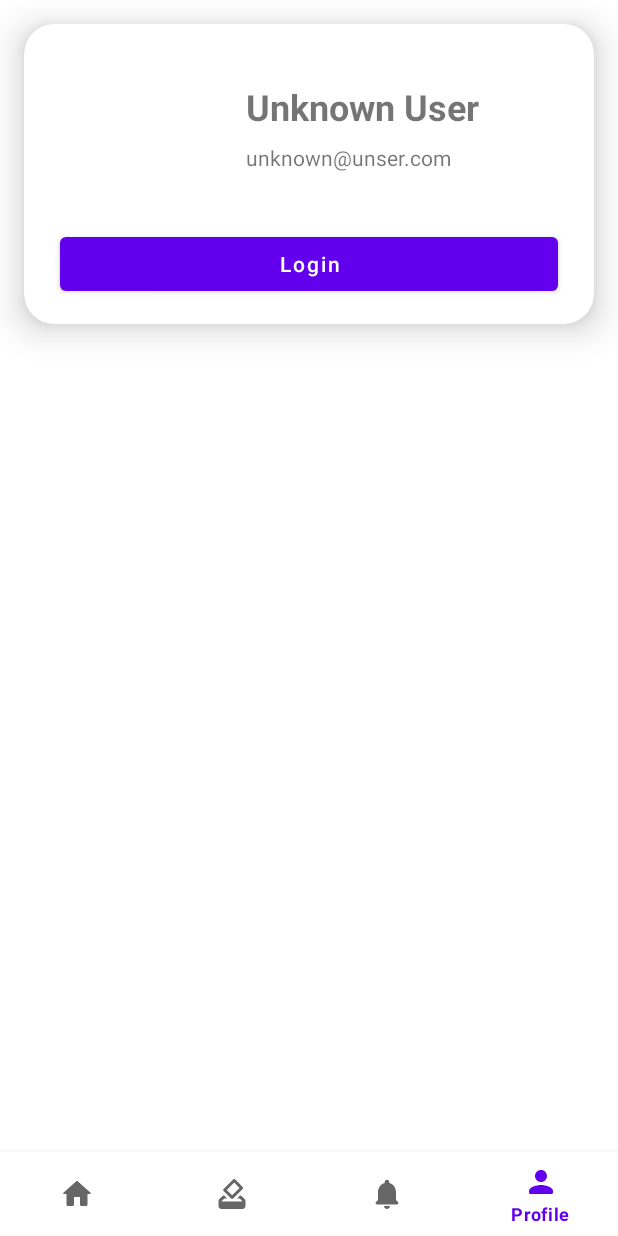
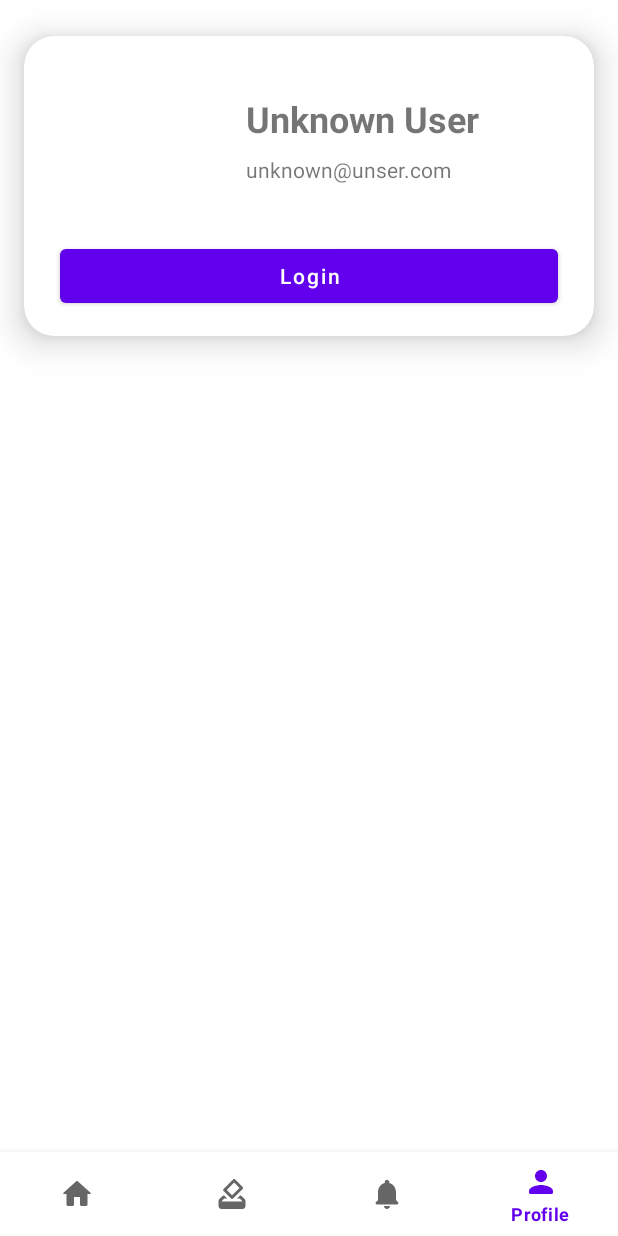
Before and after one commit to x64-tech/Morden-Election, an Android app: the screen it shows after launch (MainActivity), item 4 of the bottom bar chosen, on a phone screen of 412 x 824 dp. Run offline under Robolectric (Android 15) with nearby library versions, the phone set to English and light mode, and no system bars; our stand-ins replace Volley; pictures from the network do not load.

Commit message:
some minor changes

```diff
--- a/app/src/main/java/com/x64tech/mordenelection/pages/ProfileFragment.java
+++ b/app/src/main/java/com/x64tech/mordenelection/pages/ProfileFragment.java
@@ -111,7 +111,6 @@ public class ProfileFragment extends Fragment {
     }
 
     private void logout(){
-        System.out.println("Logging out");
         AlertDialog.Builder logoutBuilder = new AlertDialog.Builder(this.requireContext());
         logoutBuilder.setTitle("Logout");
         logoutBuilder.setMessage("Are you sure to logout ?");
--- a/app/src/main/res/layout/fragment_profile.xml
+++ b/app/src/main/res/layout/fragment_profile.xml
@@ -13,7 +13,7 @@
         android:layout_width="0dp"
         android:layout_height="200dp"
         android:layout_marginStart="16dp"
-        android:layout_marginTop="16dp"
+        android:layout_marginTop="24dp"
         android:layout_marginEnd="16dp"
         app:cardCornerRadius="20dp"
         app:cardElevation="14dp"
@@ -82,7 +82,7 @@
         android:layout_width="0dp"
         android:layout_height="wrap_content"
         android:layout_marginStart="8dp"
-        android:layout_marginTop="16dp"
+        android:layout_marginTop="8dp"
         android:layout_marginEnd="8dp"
         app:layout_constraintEnd_toEndOf="parent"
         app:layout_constraintHorizontal_bias="1.0"
```
